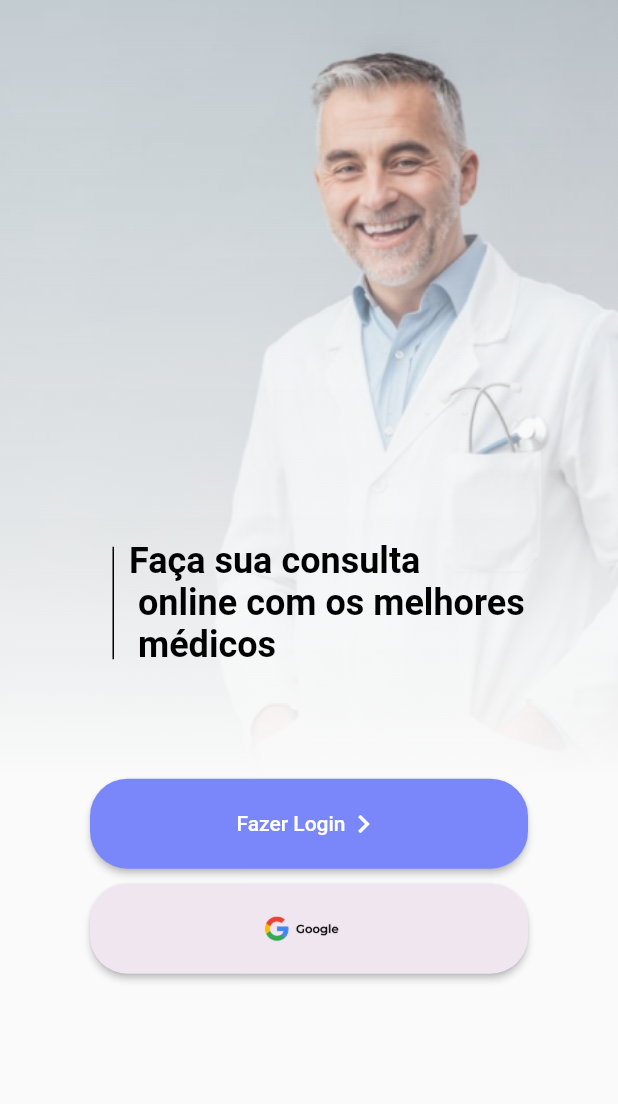
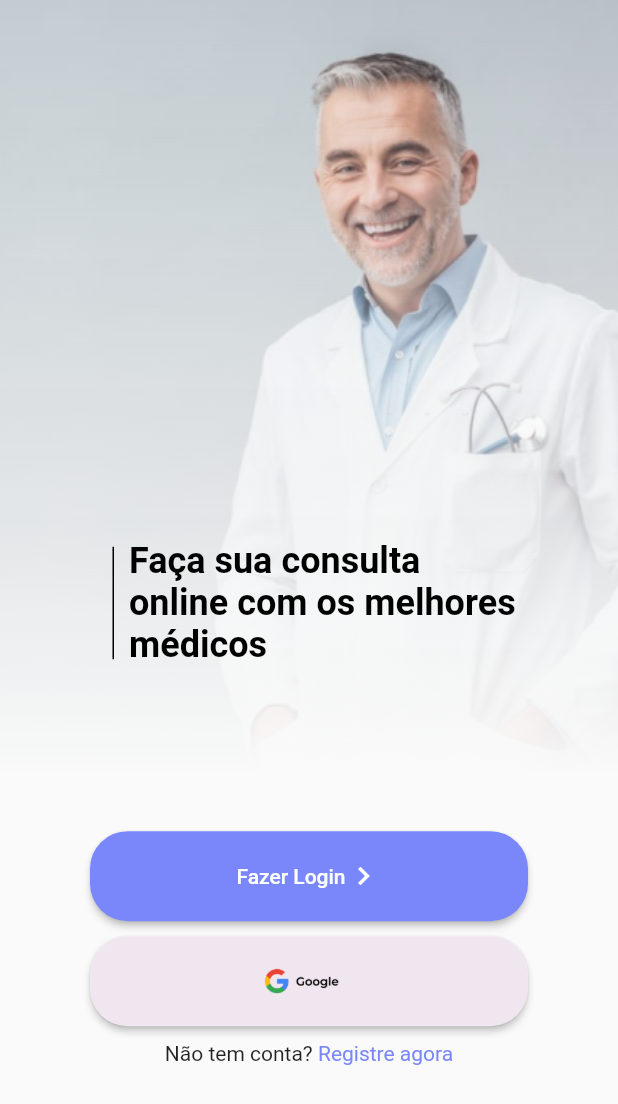
Before and after one commit to NatanBatista/syncrolife, a Flutter app: the InitialPage screen opened directly, on a phone screen of 412 x 824 dp. Shown: the top 1104 px of the screen. Run offline on Flutter 3.47's test engine with Material 2 defaults, Android fonts, the phone set to English and light mode, and no system bars; statements that could not run were skipped.

Commit message:
Concertando a frase inicial e adicionando comentários

```diff
--- a/lib/pages/initial/initial_page.dart
+++ b/lib/pages/initial/initial_page.dart
@@ -11,6 +11,7 @@ class InitialPage extends StatelessWidget {
     return Scaffold(
       body: Column(children: [
         Stack(
+          //Widget para colocar texto em cima da foto do médico
           children: <Widget>[
             ShaderMask(
               // Widget que contém a imagem do medico e um gradiente
@@ -33,15 +34,17 @@ class InitialPage extends StatelessWidget {
               child: Row(
                 children: <Widget>[
                   Container(
+                    // Linha Vertical Ao lado do texto
                     height: 75, // define a altura da linha
                     width: 1.0, // define a espessura da linha
                     color: Colors.black, // define a cor da linha
                   ),
                   const SizedBox(
+                    //Espaço entre a Linha vertical e o Texto
                     width: 10,
                   ),
                   const Text(
-                    'Faça sua consulta \n online com os melhores \n médicos',
+                    'Faça sua consulta \nonline com os melhores \nmédicos',
                     style: TextStyle(
                       color: Colors.black,
                       fontSize: 24.0,
@@ -59,14 +62,15 @@ class InitialPage extends StatelessWidget {
               right: 60), //Padding para diminuir as laterais dos botões
           child: Column(
             children: [
+              const SizedBox(
+                height: 35,
+              ),
               CustomButtonIcon(
                   //Botão de fazer login
                   buttonText: 'Fazer Login',
                   buttonColor: cornflowerBlue,
                   textColor: lavenderBlush,
-                  onPressed: () {
-                    Navigator.pushNamed(context, '/signup');
-                  },
+                  onPressed: () {},
                   icone: const Icon(Icons.navigate_next)),
               const SizedBox(
                 height: 10,
@@ -77,7 +81,26 @@ class InitialPage extends StatelessWidget {
                   buttonColor: lavenderBlush,
                   textColor: lavenderBlush,
                   onPressed: () {},
-                  assets: 'assets/images/google.png')
+                  assets: 'assets/images/google.png'),
+              const SizedBox(
+                //Espaço entro os botões
+                height: 10,
+              ),
+              GestureDetector(
+                //Widget para capturar o gesto do click
+                //e redirecionar para a pagina signup
+                onTap: () => (Navigator.pushNamed(context, '/signup')),
+                child: Row(
+                  mainAxisAlignment: MainAxisAlignment.center,
+                  children: const [
+                    Text("Não tem conta? "),
+                    Text(
+                      "Registre agora",
+                      style: TextStyle(color: cornflowerBlue),
+                    )
+                  ],
+                ),
+              )
             ],
           ),
         )
```
